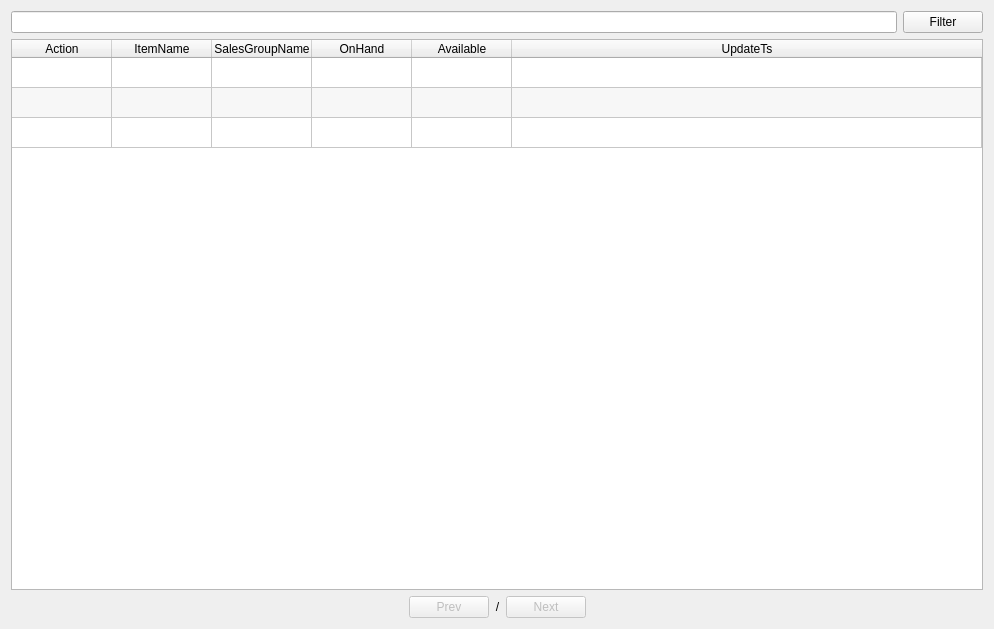
Old version of the form app/views/templates/ManageStock.ui in the repository rondalefloyd/mts-pos.
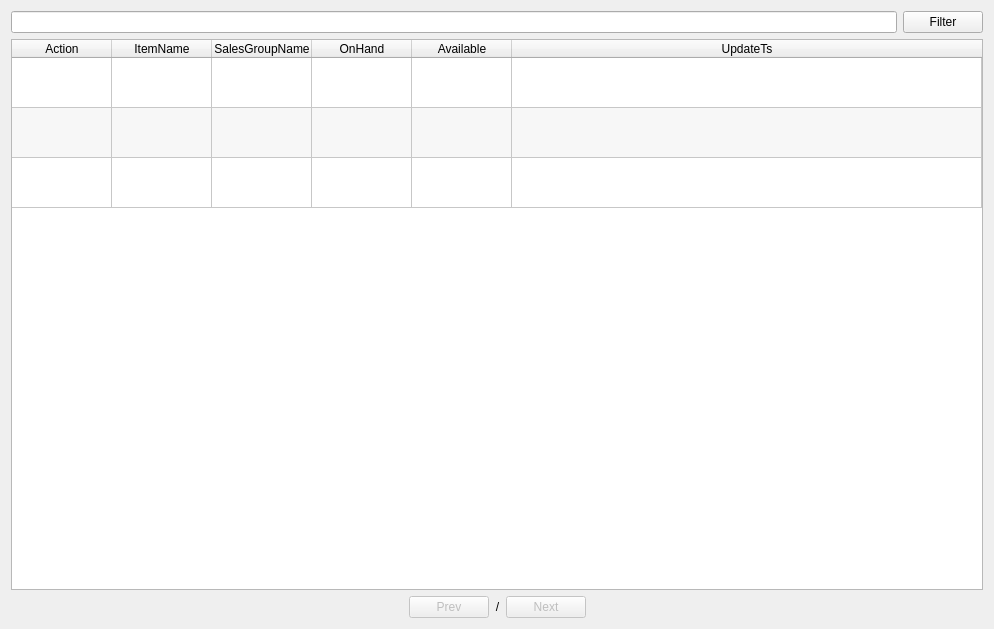
New version of the form.

What changed in the file:
```diff
--- a/app/views/templates/ManageStock.ui
+++ b/app/views/templates/ManageStock.ui
@@ -56,6 +56,12 @@
        <attribute name="verticalHeaderVisible">
         <bool>false</bool>
        </attribute>
+       <attribute name="verticalHeaderDefaultSectionSize">
+        <number>50</number>
+       </attribute>
+       <attribute name="verticalHeaderMinimumSectionSize">
+        <number>30</number>
+       </attribute>
        <row>
         <property name="text">
          <string>New Row</string>
```
